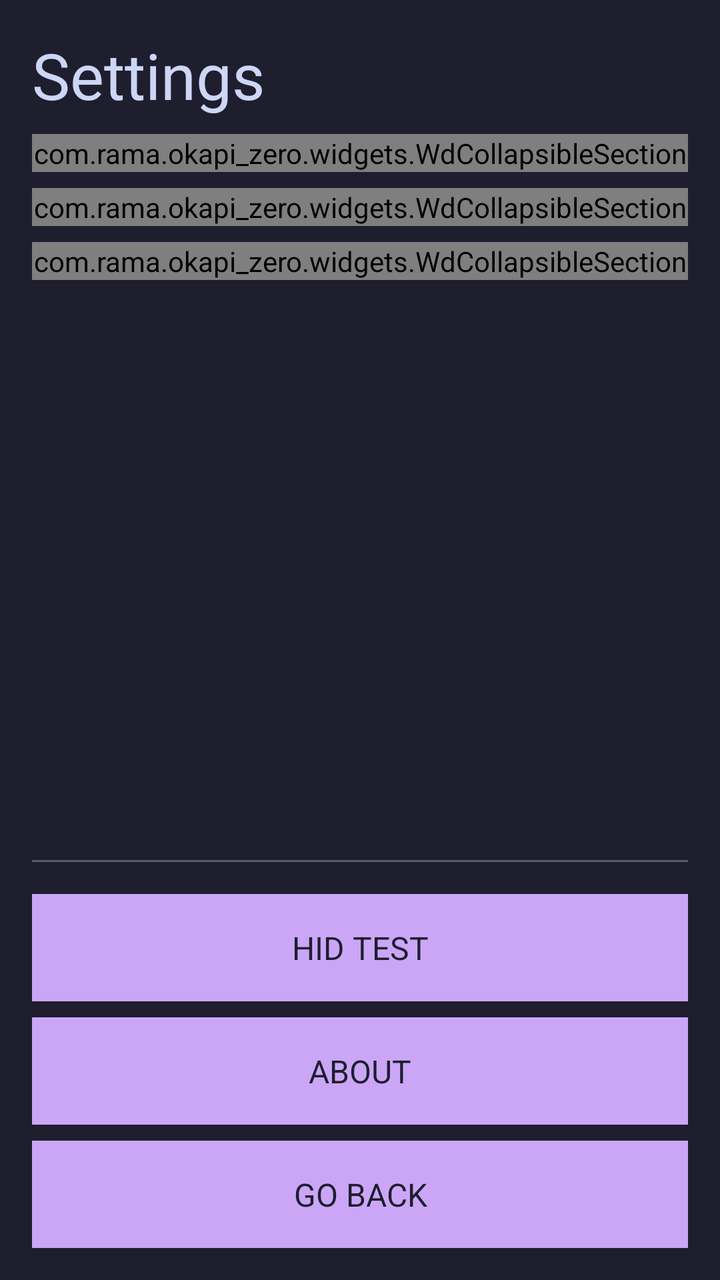
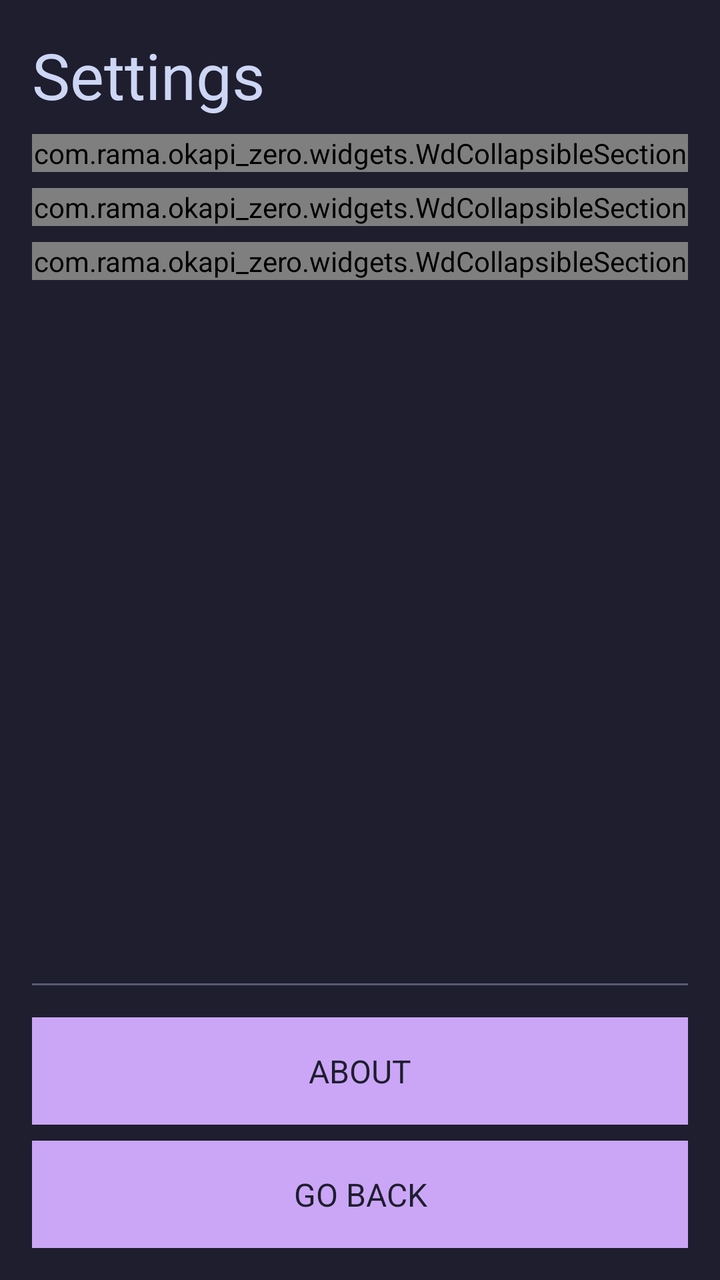

Two renders of the same Android screen: before a commit and after it. Below are the layout's source before the change and the commit's diff.
<!-- AndroidManifest.xml: application theme Theme.Okapi -->
<!-- res/layout/activity_settings.xml -->
<?xml version="1.0" encoding="utf-8"?>
<LinearLayout xmlns:android="http://schemas.android.com/apk/res/android"
    xmlns:app="http://schemas.android.com/apk/res-auto"
    android:id="@+id/root"
    style="@style/VerticalList"
    android:layout_height="match_parent"
    android:background="@color/base"
    android:paddingLeft="16dp"
    android:paddingTop="16dp"
    android:paddingRight="16dp"
    android:paddingBottom="16dp">

    <TextView
        style="@style/H2"
        android:text="@string/header_settings" />

    <View style="@style/SeparatorListVertical" />

    <ScrollView
        android:layout_width="match_parent"
        android:layout_height="0dp"
        android:layout_weight="1"
        android:background="@android:color/transparent"
        android:cacheColorHint="@android:color/transparent"
        android:fadingEdge="none"
        android:fillViewport="true"
        android:overScrollMode="never"
        android:scrollbars="none">

        <LinearLayout style="@style/VerticalList">

            <LinearLayout
                android:id="@+id/themes_container"
                style="@style/VerticalList">

                <com.rama.okapi_zero.widgets.WdCollapsibleSection
                    android:layout_width="match_parent"
                    android:layout_height="wrap_content"
                    app:defaultExpanded="true"
                    app:header="@string/header_theme_dark"
                    app:key="settings:section:theme_dark">

                    <com.rama.okapi_zero.widgets.WdRadioGroup
                        android:id="@+id/theme_dark_group"
                        style="@style/VerticalList_BG2" />
                </com.rama.okapi_zero.widgets.WdCollapsibleSection>

                <View style="@style/SeparatorListVertical" />

                <com.rama.okapi_zero.widgets.WdCollapsibleSection
                    android:layout_width="match_parent"
                    android:layout_height="wrap_content"
                    app:defaultExpanded="true"
                    app:header="@string/header_theme_light"
                    app:key="settings:section:theme_light">

                    <com.rama.okapi_zero.widgets.WdRadioGroup
                        android:id="@+id/theme_light_group"
                        style="@style/VerticalList_BG2" />
                </com.rama.okapi_zero.widgets.WdCollapsibleSection>

                <View style="@style/SeparatorListVertical" />
            </LinearLayout>

            <com.rama.okapi_zero.widgets.WdCollapsibleSection
                android:layout_width="match_parent"
                android:layout_height="wrap_content"
                app:defaultExpanded="true"
                app:header="@string/header_system"
                app:key="settings:section:system">

                <com.rama.okapi_zero.widgets.WdCheckbox
                    android:id="@+id/show_status_bar"
                    style="@style/Checkbox"
                    android:text="@string/label_show_status_bar" />

                <View style="@style/SeparatorListVertical" />

                <com.rama.okapi_zero.widgets.WdCheckbox
                    android:id="@+id/keep_screen_awake"
                    style="@style/Checkbox"
                    android:text="@string/label_keep_screen_awake" />

                <View style="@style/SeparatorListVertical" />

                <com.rama.okapi_zero.widgets.WdCheckbox
                    android:id="@+id/quick_erase"
                    style="@style/Checkbox"
                    android:text="@string/label_quick_erase" />

                <View style="@style/SeparatorListVertical" />

                <LinearLayout style="@style/VerticalList_BG2">

                    <TextView
                        style="@style/Text"
                        android:text="@string/label_app_zoom" />

                    <View style="@style/SeparatorListVertical" />

                    <LinearLayout style="@style/HorizontalList">

                        <EditText
                            android:id="@+id/zoom"
                            style="@style/EditText"
                            android:layout_width="0dp"
                            android:layout_weight="1"
                            android:imeOptions="actionDone"
                            android:inputType="number"
                            android:maxLength="3"
                            android:text="100" />

                        <View style="@style/SeparatorListHorizontal" />

                        <TextView
                            style="@style/Text"
                            android:layout_width="wrap_content"
                            android:text="@string/label_zoom_unit" />
                    </LinearLayout>
                </LinearLayout>
            </com.rama.okapi_zero.widgets.WdCollapsibleSection>
        </LinearLayout>
    </ScrollView>

    <View style="@style/Separator" />

    <Button
        android:id="@+id/hid_test_button"
        style="@style/BTN"
        android:text="@string/btn_hid_test" />

    <View style="@style/SeparatorListVertical" />

    <Button
        android:id="@+id/about_button"
        style="@style/BTN"
        android:text="@string/btn_about" />

    <View style="@style/SeparatorListVertical" />

    <Button
        android:id="@+id/go_back"
        style="@style/BTN"
        android:text="@string/btn_go_back" />
</LinearLayout>
<!-- resources referenced by this layout -->
<resources>
  <color name="base">#1E1E2E</color>
  <string name="btn_about">ABOUT</string>
  <string name="btn_go_back">GO BACK</string>
  <string name="btn_hid_test">HID TEST</string>
  <string name="header_settings">Settings</string>
  <string name="header_system">System</string>
  <string name="header_theme_dark">Dark Theme</string>
  <string name="header_theme_light">Light Theme</string>
  <string name="label_app_zoom">App Zoom</string>
  <string name="label_keep_screen_awake">Keep screen awake</string>
  <string name="label_quick_erase">Double tap to clear the message</string>
  <string name="label_show_status_bar">Show status bar</string>
  <string name="label_zoom_unit" translatable="false">%</string>
  <style name="BTN" parent="BlockFlow">
          <item name="android:padding">16dp</item>
          <item name="android:textColor">@color/base</item>
          <item name="android:textSize">@dimen/text</item>
          <item name="android:background">@color/accent</item>
      </style>
  <style name="Checkbox" parent="BlockFlow" />
  <style name="EditText" parent="BlockFlow">
          <item name="android:textColor">@color/text</item>
          <item name="android:textSize">@dimen/text</item>
          <item name="android:background">@color/base</item>
          <item name="android:paddingTop">16dp</item>
          <item name="android:paddingBottom">16dp</item>
          <item name="android:paddingLeft">8dp</item>
          <item name="android:paddingRight">8dp</item>
          <item name="android:maxLines">1</item>
          <item name="android:singleLine">true</item>
      </style>
  <style name="H2" parent="BlockFlow">
          <item name="android:textColor">@color/text</item>
          <item name="android:textSize">@dimen/h2</item>
      </style>
  <style name="HorizontalList" parent="BlockFlow">
          <item name="android:orientation">horizontal</item>
          <item name="android:gravity">center_vertical</item>
      </style>
  <style name="Separator">
          <item name="android:layout_width">match_parent</item>
          <item name="android:layout_height">1dp</item>
          <item name="android:background">@color/disabled</item>
          <item name="android:layout_marginTop">16dp</item>
          <item name="android:layout_marginBottom">16dp</item>
      </style>
  <style name="SeparatorListHorizontal">
          <item name="android:layout_width">@dimen/space_between_elements</item>
          <item name="android:layout_height">@dimen/space_between_elements</item>
      </style>
  <style name="SeparatorListVertical">
          <item name="android:layout_width">match_parent</item>
          <item name="android:layout_height">@dimen/space_between_elements</item>
      </style>
  <style name="Text" parent="BlockFlow">
          <item name="android:textColor">@color/text</item>
          <item name="android:textSize">@dimen/text</item>
      </style>
  <style name="VerticalList" parent="BlockFlow">
          <item name="android:orientation">vertical</item>
      </style>
  <style name="VerticalList_BG2" parent="VerticalList">
          <item name="android:background">@color/surface_0</item>
          <item name="android:padding">16dp</item>
      </style>
  <style name="Theme.Okapi" parent="@android:style/Theme.Black.NoTitleBar">
          <item name="android:windowBackground">@color/base</item>
          <item name="android:textColor">@color/text</item>
      </style>
  <style name="BlockFlow">
          <item name="android:layout_width">match_parent</item>
          <item name="android:layout_height">wrap_content</item>
      </style>
  <dimen name="text">16sp</dimen>
  <color name="accent">#CBA6F7</color>
  <color name="text">#CDD6F4</color>
  <dimen name="h2">32sp</dimen>
  <color name="disabled">#585B70</color>
  <dimen name="space_between_elements">8dp</dimen>
  <color name="surface_0">#45475A</color>
</resources>

<!-- the commit's change to res/layout/activity_settings.xml (unified diff, before → after) -->
@@ -29,45 +29,26 @@
 
         <LinearLayout style="@style/VerticalList">
 
-            <LinearLayout
-                android:id="@+id/themes_container"
-                style="@style/VerticalList">
-
-                <com.rama.okapi_zero.widgets.WdCollapsibleSection
-                    android:layout_width="match_parent"
-                    android:layout_height="wrap_content"
-                    app:defaultExpanded="true"
-                    app:header="@string/header_theme_dark"
-                    app:key="settings:section:theme_dark">
-
-                    <com.rama.okapi_zero.widgets.WdRadioGroup
-                        android:id="@+id/theme_dark_group"
-                        style="@style/VerticalList_BG2" />
-                </com.rama.okapi_zero.widgets.WdCollapsibleSection>
-
-                <View style="@style/SeparatorListVertical" />
-
-                <com.rama.okapi_zero.widgets.WdCollapsibleSection
-                    android:layout_width="match_parent"
-                    android:layout_height="wrap_content"
-                    app:defaultExpanded="true"
-                    app:header="@string/header_theme_light"
-                    app:key="settings:section:theme_light">
-
-                    <com.rama.okapi_zero.widgets.WdRadioGroup
-                        android:id="@+id/theme_light_group"
-                        style="@style/VerticalList_BG2" />
-                </com.rama.okapi_zero.widgets.WdCollapsibleSection>
-
-                <View style="@style/SeparatorListVertical" />
-            </LinearLayout>
-
             <com.rama.okapi_zero.widgets.WdCollapsibleSection
                 android:layout_width="match_parent"
                 android:layout_height="wrap_content"
                 app:defaultExpanded="true"
                 app:header="@string/header_system"
                 app:key="settings:section:system">
+
+                <Button
+                    android:id="@+id/hid_setup_btn"
+                    style="@style/BTN"
+                    android:text="@string/btn_hid_setup" />
+
+                <TextView
+                    android:id="@+id/hid_setup_log"
+                    style="@style/Text"
+                    android:textIsSelectable="true"
+                    android:textSize="14sp"
+                    android:visibility="gone" />
+
+                <View style="@style/SeparatorListVertical" />
 
                 <com.rama.okapi_zero.widgets.WdCheckbox
                     android:id="@+id/show_status_bar"
@@ -119,19 +100,47 @@
                     </LinearLayout>
                 </LinearLayout>
             </com.rama.okapi_zero.widgets.WdCollapsibleSection>
+
+            <View style="@style/SeparatorListVertical" />
+
+            <LinearLayout
+                android:id="@+id/themes_container"
+                style="@style/VerticalList">
+
+                <com.rama.okapi_zero.widgets.WdCollapsibleSection
+                    android:layout_width="match_parent"
+                    android:layout_height="wrap_content"
+                    app:defaultExpanded="true"
+                    app:header="@string/header_theme_dark"
+                    app:key="settings:section:theme_dark">
+
+                    <com.rama.okapi_zero.widgets.WdRadioGroup
+                        android:id="@+id/theme_dark_group"
+                        style="@style/VerticalList_BG2" />
+                </com.rama.okapi_zero.widgets.WdCollapsibleSection>
+
+                <View style="@style/SeparatorListVertical" />
+
+                <com.rama.okapi_zero.widgets.WdCollapsibleSection
+                    android:layout_width="match_parent"
+                    android:layout_height="wrap_content"
+                    app:defaultExpanded="true"
+                    app:header="@string/header_theme_light"
+                    app:key="settings:section:theme_light">
+
+                    <com.rama.okapi_zero.widgets.WdRadioGroup
+                        android:id="@+id/theme_light_group"
+                        style="@style/VerticalList_BG2" />
+                </com.rama.okapi_zero.widgets.WdCollapsibleSection>
+
+                <View style="@style/SeparatorListVertical" />
+            </LinearLayout>
         </LinearLayout>
     </ScrollView>
 
     <View style="@style/Separator" />
 
-    <Button
-        android:id="@+id/hid_test_button"
-        style="@style/BTN"
-        android:text="@string/btn_hid_test" />
-
-    <View style="@style/SeparatorListVertical" />
-
-    <Button
+<Button
         android:id="@+id/about_button"
         style="@style/BTN"
         android:text="@string/btn_about" />
<!-- resource entries referenced after the edit -->
@@ -3,7 +3,7 @@
   <color name="base">#1E1E2E</color>
   <string name="btn_about">ABOUT</string>
   <string name="btn_go_back">GO BACK</string>
-  <string name="btn_hid_test">HID TEST</string>
+  <string name="btn_hid_setup">SET UP KEYBOARD</string>
   <string name="header_settings">Settings</string>
   <string name="header_system">System</string>
   <string name="header_theme_dark">Dark Theme</string>
